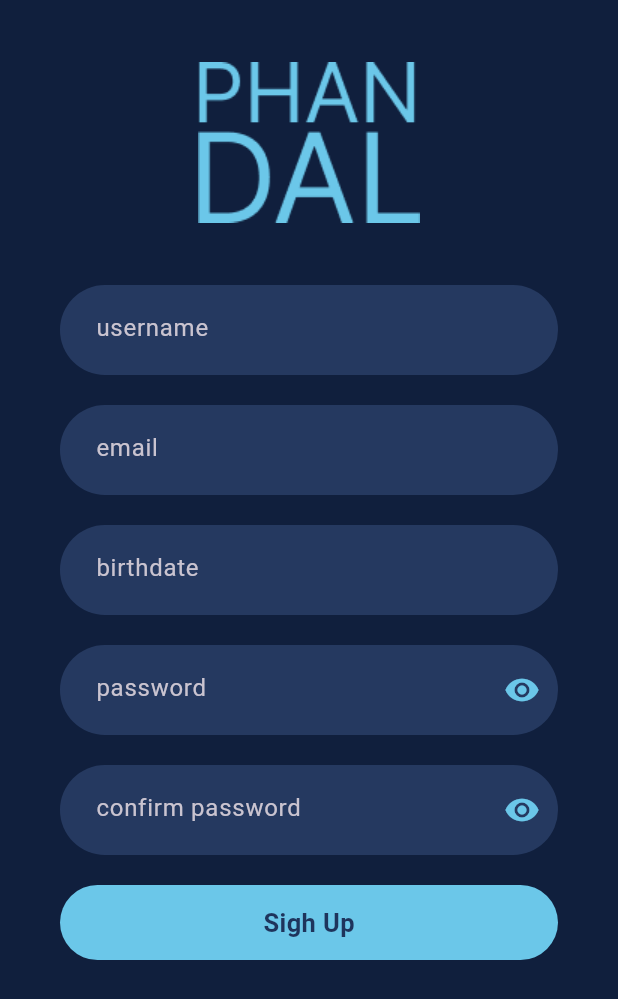
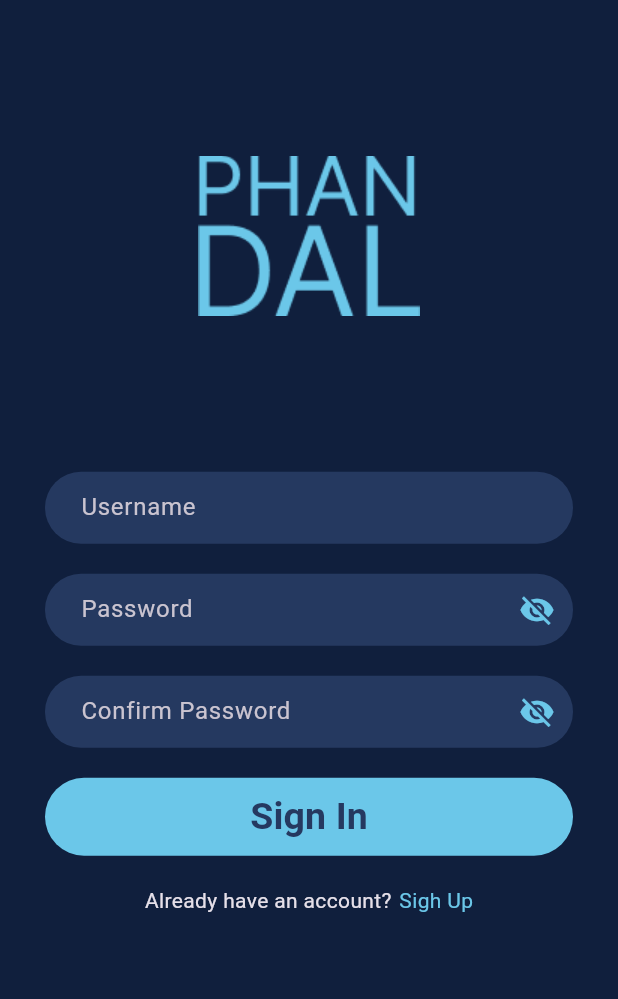
Before and after one commit to Lubpui/phandal_frontend, a Flutter app: the screen it shows after launch, on a phone screen of 412 x 824 dp. Shown: the top 999 px of the screen. Run offline on Flutter 3.47's test engine with Material 3 defaults, Android fonts, the phone set to English and light mode, and no system bars; our stand-ins replace iconsax, percent_indicator.

Commit message:
test_register

```diff
--- a/lib/main.dart
+++ b/lib/main.dart
@@ -9,7 +9,7 @@ import 'package:provider/provider.dart';
 
 // import 'package:phandal_frontend/home_page.dart';
 // import 'package:phandal_frontend/home_page.dart';
-import 'package:phandal_frontend/register_page.dart';
+import 'package:phandal_frontend/pages/register_page.dart';
 
 void main() {
   runApp(
--- a/lib/home_page.dart
+++ b/lib/pages/home_page.dart
@@ -1,7 +1,7 @@
 import 'dart:async';
 
 import 'package:flutter/material.dart';
-import 'package:phandal_frontend/bottom_sheet.dart';
+import 'package:phandal_frontend/widget/bottom_sheet.dart';
 import 'package:phandal_frontend/data/data_model.dart';
 import 'package:percent_indicator/percent_indicator.dart';
 
--- /dev/null
+++ b/lib/pages/register_page.dart
@@ -0,0 +1,278 @@
+// ignore_for_file: prefer_const_constructors, sized_box_for_whitespace, avoid_print
+
+import 'dart:convert';
+import 'package:flutter/material.dart';
+import 'package:flutter/widgets.dart';
+import 'package:phandal_frontend/model/account_model.dart';
+
+class RegisterPage extends StatefulWidget {
+  const RegisterPage({super.key});
+
+  @override
+  State<RegisterPage> createState() => _LoginPageState();
+}
+
+class _LoginPageState extends State<RegisterPage> {
+  final _formkey = GlobalKey<FormState>();
+
+  final usernameController = TextEditingController();
+  final passwordController = TextEditingController();
+
+  Account errorMessage = new Account();
+
+  bool _isPasswordVisible = false;
+
+  @override
+  void initState() {
+    super.initState();
+    errorMessage.username = '';
+    errorMessage.password = '';
+    usernameController.text = '';
+    passwordController.text = '';
+    _isPasswordVisible = false;
+  }
+
+  @override
+  void dispose() {
+    usernameController.dispose();
+    passwordController.dispose();
+    super.dispose();
+  }
+
+  @override
+  Widget build(BuildContext context) {
+    return Scaffold(
+      body: Center(
+        child: Padding(
+          padding: const EdgeInsets.all(30.0),
+          child: Form(
+            key: _formkey,
+            child: ListView(
+              children: [
+                const Image(image: AssetImage('assets/logo.png')),
+                const SizedBox(
+                  height: 30,
+                ),
+                TextFormField(
+                  controller: usernameController,
+                  decoration: InputDecoration(
+                    contentPadding: const EdgeInsets.only(left: 20),
+                    hintText: "Username",
+                    filled: true,
+                    fillColor: Color(0xFF253960),
+                    border: OutlineInputBorder(
+                      borderRadius: BorderRadius.circular(25),
+                    ),
+                    enabledBorder: OutlineInputBorder(
+                      borderRadius: BorderRadius.circular(25),
+                      borderSide: BorderSide.none,
+                    ),
+                    focusedBorder: OutlineInputBorder(
+                      borderRadius: BorderRadius.circular(25),
+                      borderSide: BorderSide(
+                        color: Color(0xFF6BC7E9),
+                      ),
+                    ),
+                    errorBorder: OutlineInputBorder(
+                      borderRadius: BorderRadius.circular(25),
+                      borderSide: BorderSide(
+                        color: Color(0xFFFF6767),
+                      ),
+                    ),
+                  ),
+                  validator: (value) {
+                    String error = '';
+                    if (value!.isEmpty) {
+                      error = "Username can't be empty";
+                    } else if (value.length < 6 || value.length > 20) {
+                      error =
+                          "Username must be between 6 and 20 characters long";
+                    }
+                    setState(() {
+                      errorMessage.username = error;
+                    });
+
+                    return error;
+                  },
+                ),
+                const SizedBox(
+                  height: 20,
+                ),
+                TextFormField(
+                  controller: passwordController,
+                  obscureText: !_isPasswordVisible,
+                  decoration: InputDecoration(
+                    suffixIcon: IconButton(
+                      onPressed: () {
+                        setState(() {
+                          _isPasswordVisible = !_isPasswordVisible;
+                        });
+                      },
+                      icon: Icon(
+                        _isPasswordVisible
+                            ? Icons.visibility
+                            : Icons.visibility_off,
+                        color: errorMessage.password != ""
+                            ? Color(0xFFFF6767)
+                            : Color(0xFF6BC7E9),
+                      ),
+                    ),
+                    contentPadding: const EdgeInsets.only(left: 20),
+                    hintText: "Password",
+                    filled: true,
+                    fillColor: Color(0xFF253960),
+                    border: OutlineInputBorder(
+                      borderRadius: BorderRadius.circular(25),
+                    ),
+                    enabledBorder: OutlineInputBorder(
+                      borderRadius: BorderRadius.circular(25),
+                      borderSide: BorderSide.none,
+                    ),
+                    focusedBorder: OutlineInputBorder(
+                      borderRadius: BorderRadius.circular(25),
+                      borderSide: BorderSide(
+                        color: Color(0xFF6BC7E9),
+                      ),
+                    ),
+                    errorBorder: OutlineInputBorder(
+                      borderRadius: BorderRadius.circular(25),
+                      borderSide: BorderSide(
+                        color: Color(0xFFFF6767),
+                      ),
+                    ),
+                  ),
+                  validator: (value) {
+                    String error = '';
+                    if (value!.isEmpty) {
+                      error = "Enter Password";
+                    } else if (passwordController.text.length < 6) {
+                      error = "Password Lenght blyat!!";
+                    }
+
+                    setState(() {
+                      errorMessage.password = error;
+                    });
+
+                    return error;
+                  },
+                ),
+                const SizedBox(
+                  height: 20,
+                ),
+                TextFormField(
+                  controller: passwordController,
+                  obscureText: !_isPasswordVisible,
+                  decoration: InputDecoration(
+                    suffixIcon: IconButton(
+                      onPressed: () {
+                        setState(() {
+                          _isPasswordVisible = !_isPasswordVisible;
+                        });
+                      },
+                      icon: Icon(
+                        _isPasswordVisible
+                            ? Icons.visibility
+                            : Icons.visibility_off,
+                        color: errorMessage.password != ""
+                            ? Color(0xFFFF6767)
+                            : Color(0xFF6BC7E9),
+                      ),
+                    ),
+                    contentPadding: const EdgeInsets.only(left: 20),
+                    hintText: "Confirm Password",
+                    filled: true,
+                    fillColor: Color(0xFF253960),
+                    border: OutlineInputBorder(
+                      borderRadius: BorderRadius.circular(25),
+                    ),
+                    enabledBorder: OutlineInputBorder(
+                      borderRadius: BorderRadius.circular(25),
+                      borderSide: BorderSide.none,
+                    ),
+                    focusedBorder: OutlineInputBorder(
+                      borderRadius: BorderRadius.circular(25),
+                      borderSide: BorderSide(
+                        color: Color(0xFF6BC7E9),
+                      ),
+                    ),
+                    errorBorder: OutlineInputBorder(
+                      borderRadius: BorderRadius.circular(25),
+                      borderSide: BorderSide(
+                        color: Color(0xFFFF6767),
+                      ),
+                    ),
+                  ),
+                  validator: (value) {
+                    String error = '';
+                    if (value!.isEmpty) {
+                      error = "Enter Password";
+                    } else if (passwordController.text.length < 6) {
+                      error = "Password Lenght blyat!!";
+                    }
+
+                    setState(() {
+                      errorMessage.password = error;
+                    });
+
+                    return error;
+                  },
+                ),
+                const SizedBox(
+                  height: 20,
+                ),
+                TextButton(
+                  style: const ButtonStyle(
+                      backgroundColor:
+                          MaterialStatePropertyAll(Color(0xFF6BC7E9))),
+                  onPressed: () {
+                    if (_formkey.currentState!.validate()) {
+                      String jsonString = jsonEncode({
+                        'username': usernameController.text,
+                        'password': passwordController.text
+                      });
+                      print(jsonString);
+                      usernameController.clear();
+                      passwordController.clear();
+                    }
+                  },
+                  child: const Center(
+                      child: Text(
+                    "Sign In",
+                    style: TextStyle(
+                        color: Color(0xFF253960),
+                        fontSize: 25,
+                        fontWeight: FontWeight.bold),
+                  )),
+                ),
+                const SizedBox(
+                  height: 20,
+                ),
+                Row(
+                  mainAxisAlignment: MainAxisAlignment.center,
+                  children: [
+                    const Text(
+                      "Already have an account?",
+                      style: TextStyle(
+                        fontSize: 14,
+                      ),
+                    ),
+                    const SizedBox(
+                      width: 5,
+                    ),
+                    GestureDetector(
+                        onTap: () {},
+                        child: const Text(
+                          "Sigh Up",
+                          style:
+                              TextStyle(color: Color(0xFF6BC7E9), fontSize: 14),
+                        )),
+                  ],
+                )
+              ],
+            ),
+          ),
+        ),
+      ),
+    );
+  }
+}
--- a/lib/register_page.dart
+++ /dev/null
@@ -1,204 +0,0 @@
-import 'package:flutter/material.dart';
-
-class RegisterPage extends StatefulWidget {
-  const RegisterPage({super.key});
-
-  @override
-  State<RegisterPage> createState() => _RegisterPageState();
-}
-
-class _RegisterPageState extends State<RegisterPage> {
-  bool isPassword = true;
-  bool isconPassword = true;
-  @override
-  Widget build(BuildContext context) {
-    return Scaffold(
-      body: SizedBox(
-        width: double.infinity,
-        child: ListView(
-          children: [
-            const Padding(
-              padding: EdgeInsets.symmetric(vertical: 20),
-              child: SizedBox(
-                height: 150,
-                child: Image(
-                  image: AssetImage('assets/logo.png'),
-                ),
-              ),
-            ),
-            Padding(
-              padding: const EdgeInsets.only(left: 40, right: 40),
-              child: Container(
-                height: 60,
-                decoration: BoxDecoration(
-                  color: const Color(0xFF253960),
-                  borderRadius: BorderRadius.circular(40),
-                ),
-                child: TextFormField(
-                  decoration: const InputDecoration(
-                    hintText: "username",
-                    enabledBorder:
-                        OutlineInputBorder(borderSide: BorderSide.none),
-                    focusedBorder: OutlineInputBorder(
-                      borderSide: BorderSide(
-                        color: Color(0xff6BC7E9),
-                      ),
-                      borderRadius: BorderRadius.all(
-                        Radius.circular(40),
-                      ),
-                    ),
-                  ),
-                ),
-              ),
-            ),
-            Padding(
-              padding: const EdgeInsets.only(top: 20, left: 40, right: 40),
-              child: Container(
-                height: 60,
-                decoration: BoxDecoration(
-                  color: const Color(0xFF253960),
-                  borderRadius: BorderRadius.circular(40),
-                ),
-                child: TextFormField(
-                  decoration: const InputDecoration(
-                    hintText: "email",
-                    enabledBorder:
-                        OutlineInputBorder(borderSide: BorderSide.none),
-                    focusedBorder: OutlineInputBorder(
-                      borderSide: BorderSide(
-                        color: Color(0xff6BC7E9),
-                      ),
-                      borderRadius: BorderRadius.all(
-                        Radius.circular(40),
-                      ),
-                    ),
-                  ),
-                ),
-              ),
-            ),
-            Padding(
-              padding: const EdgeInsets.only(top: 20, left: 40, right: 40),
-              child: Container(
-                height: 60,
-                decoration: BoxDecoration(
-                  color: const Color(0xFF253960),
-                  borderRadius: BorderRadius.circular(40),
-                ),
-                child: TextFormField(
-                  decoration: const InputDecoration(
-                    hintText: "birthdate",
-                    enabledBorder:
-                        OutlineInputBorder(borderSide: BorderSide.none),
-                    focusedBorder: OutlineInputBorder(
-                      borderSide: BorderSide(
-                        color: Color(0xff6BC7E9),
-                      ),
-                      borderRadius: BorderRadius.all(
-                        Radius.circular(40),
-                      ),
-                    ),
-                  ),
-                ),
-              ),
-            ),
-            Padding(
-              padding: const EdgeInsets.only(top: 20, left: 40, right: 40),
-              child: Container(
-                height: 60,
-                decoration: BoxDecoration(
-                  color: const Color(0xFF253960),
-                  borderRadius: BorderRadius.circular(40),
-                ),
-                child: TextFormField(
-                  obscureText: isPassword,
-                  decoration: InputDecoration(
-                    suffixIcon: IconButton(
-                      icon: Icon(
-                          isPassword ? Icons.visibility : Icons.visibility_off),
-                      color: const Color(0xff6BC7E9),
-                      onPressed: () {
-                        isPassword = !isPassword;
-                        setState(() {});
-                      },
-                    ),
-                    hintText: "password",
-                    enabledBorder:
-                        const OutlineInputBorder(borderSide: BorderSide.none),
-                    focusedBorder: const OutlineInputBorder(
-                      borderSide: BorderSide(
-                        color: Color(0xff6BC7E9),
-                      ),
-                      borderRadius: BorderRadius.all(
-                        Radius.circular(40),
-                      ),
-                    ),
-                  ),
-                ),
-              ),
-            ),
-            Padding(
-              padding: const EdgeInsets.only(top: 20, left: 40, right: 40),
-              child: Container(
-                height: 60,
-                decoration: BoxDecoration(
-                  color: const Color(0xFF253960),
-                  borderRadius: BorderRadius.circular(40),
-                ),
-                child: TextFormField(
-                  obscureText: isconPassword,
-                  decoration: InputDecoration(
-                    suffixIcon: IconButton(
-                      icon: Icon(isconPassword
-                          ? Icons.visibility
-                          : Icons.visibility_off),
-                      color: const Color(0xff6BC7E9),
-                      onPressed: () {
-                        isconPassword = !isconPassword;
-                        setState(() {});
-                      },
-                    ),
-                    hintText: "confirm password",
-                    enabledBorder:
-                        const OutlineInputBorder(borderSide: BorderSide.none),
-                    focusedBorder: const OutlineInputBorder(
-                      borderSide: BorderSide(
-                        color: Color(0xff6BC7E9),
-                      ),
-                      borderRadius: BorderRadius.all(
-                        Radius.circular(40),
-                      ),
-                    ),
-                  ),
-                ),
-              ),
-            ),
-            Padding(
-              padding: const EdgeInsets.only(left: 40, right: 40, top: 20),
-              child: GestureDetector(
-                onTap: () {},
-                child: Container(
-                  width: 300,
-                  height: 50,
-                  decoration: BoxDecoration(
-                    borderRadius: BorderRadius.circular(25),
-                    color: const Color(0xff6BC7E9),
-                  ),
-                  child: const Center(
-                    child: Text(
-                      "Sigh Up",
-                      style: TextStyle(
-                        color: Color(0xff1E345C),
-                        fontWeight: FontWeight.bold,
-                        fontSize: 17,
-                      ),
-                    ),
-                  ),
-                ),
-              ),
-            ),
-          ],
-        ),
-      ),
-    );
-  }
-}
```
Also changed, not shown: lib/widget/bottom_sheet.dart (renamed from lib/bottom_sheet.dart).
